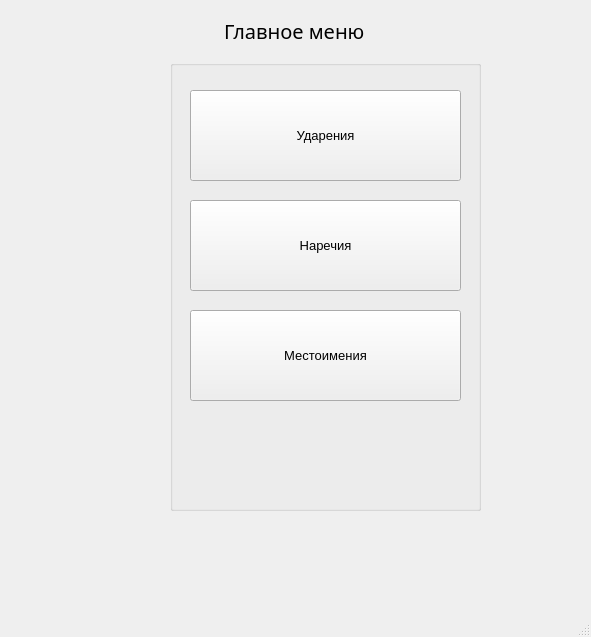
This is templates/testMainScreen.ui in IlyaGrishkin/PyQtProject as Qt 5 draws it before an edit. The edited form follows.
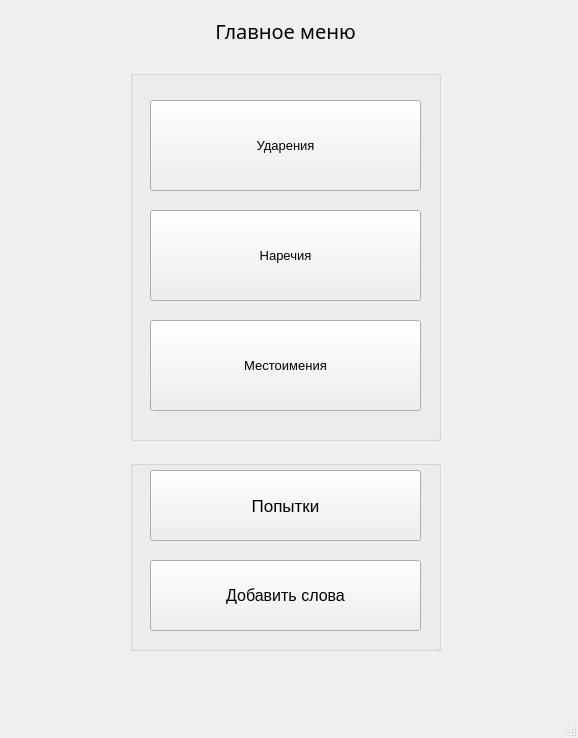
This is the edited form.

Diff of the .ui file:
```diff
--- a/templates/testMainScreen.ui
+++ b/templates/testMainScreen.ui
@@ -6,10 +6,22 @@
    <rect>
     <x>0</x>
     <y>0</y>
-    <width>591</width>
-    <height>637</height>
+    <width>578</width>
+    <height>738</height>
    </rect>
   </property>
+  <property name="minimumSize">
+   <size>
+    <width>578</width>
+    <height>738</height>
+   </size>
+  </property>
+  <property name="maximumSize">
+   <size>
+    <width>578</width>
+    <height>738</height>
+   </size>
+  </property>
   <property name="font">
    <font>
     <pointsize>10</pointsize>
@@ -27,9 +39,9 @@
    <widget class="QLabel" name="label">
     <property name="geometry">
      <rect>
-      <x>224</x>
+      <x>0</x>
       <y>10</y>
-      <width>191</width>
+      <width>571</width>
       <height>41</height>
      </rect>
     </property>
@@ -42,14 +54,17 @@
     <property name="text">
      <string>Главное меню</string>
     </property>
+    <property name="alignment">
+     <set>Qt::AlignCenter</set>
+    </property>
    </widget>
    <widget class="QGroupBox" name="groupBox">
     <property name="geometry">
      <rect>
-      <x>170</x>
-      <y>60</y>
+      <x>130</x>
+      <y>70</y>
       <width>311</width>
-      <height>451</height>
+      <height>371</height>
      </rect>
     </property>
     <property name="autoFillBackground">
@@ -98,6 +113,55 @@
      </property>
     </widget>
    </widget>
+   <widget class="QGroupBox" name="groupBox_2">
+    <property name="geometry">
+     <rect>
+      <x>130</x>
+      <y>460</y>
+      <width>311</width>
+      <height>191</height>
+     </rect>
+    </property>
+    <property name="title">
+     <string/>
+    </property>
+    <widget class="QPushButton" name="attemptsBtn">
+     <property name="geometry">
+      <rect>
+       <x>20</x>
+       <y>10</y>
+       <width>271</width>
+       <height>71</height>
+      </rect>
+     </property>
+     <property name="font">
+      <font>
+       <pointsize>13</pointsize>
+      </font>
+     </property>
+     <property name="text">
+      <string>Попытки</string>
+     </property>
+    </widget>
+    <widget class="QPushButton" name="addWordsBtn">
+     <property name="geometry">
+      <rect>
+       <x>20</x>
+       <y>100</y>
+       <width>271</width>
+       <height>71</height>
+      </rect>
+     </property>
+     <property name="font">
+      <font>
+       <pointsize>12</pointsize>
+      </font>
+     </property>
+     <property name="text">
+      <string>Добавить слова</string>
+     </property>
+    </widget>
+   </widget>
   </widget>
   <widget class="QMenuBar" name="menubar">
    <property name="geometry">
```
Left out of the diff: 4 changed lines with no effect on the pictures.
